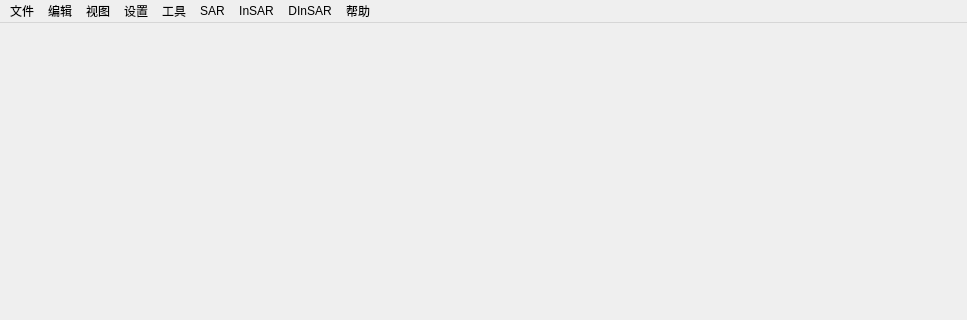
This is ui/MainWindow.ui in huxleylee329-dancer/InSAR_UI as Qt 5 draws it before an edit; both pictures show x 0 to 967 and y 0 to 320 of the 967 by 730 pixel window. The edited form follows.
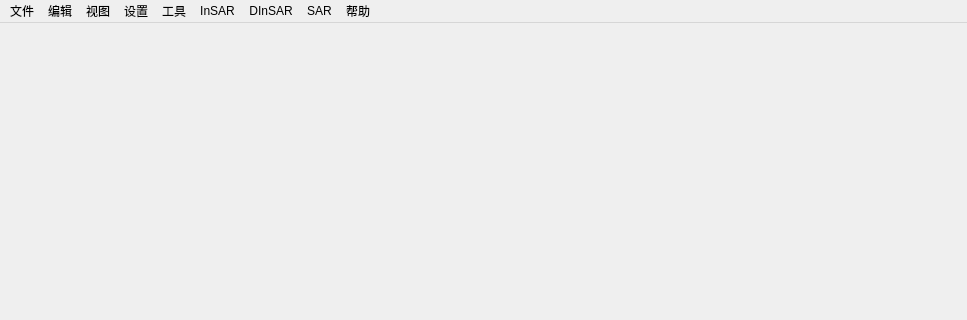
This is the edited form.

What changed in the file:
```diff
--- a/ui/MainWindow.ui
+++ b/ui/MainWindow.ui
@@ -211,9 +211,9 @@
    <addaction name="View"/>
    <addaction name="Setting"/>
    <addaction name="Process"/>
-   <addaction name="menuSAR"/>
    <addaction name="menuInSAR"/>
    <addaction name="menuDInSAR"/>
+   <addaction name="menuSAR"/>
    <addaction name="Help"/>
   </widget>
   <widget class="QStatusBar" name="statusbar"/>
```
